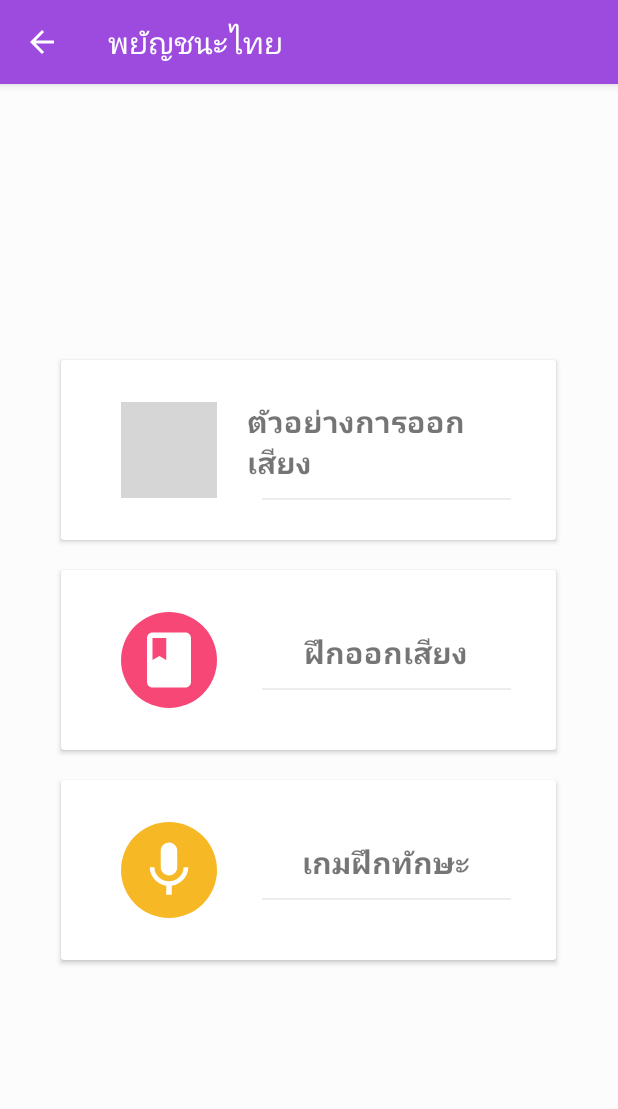
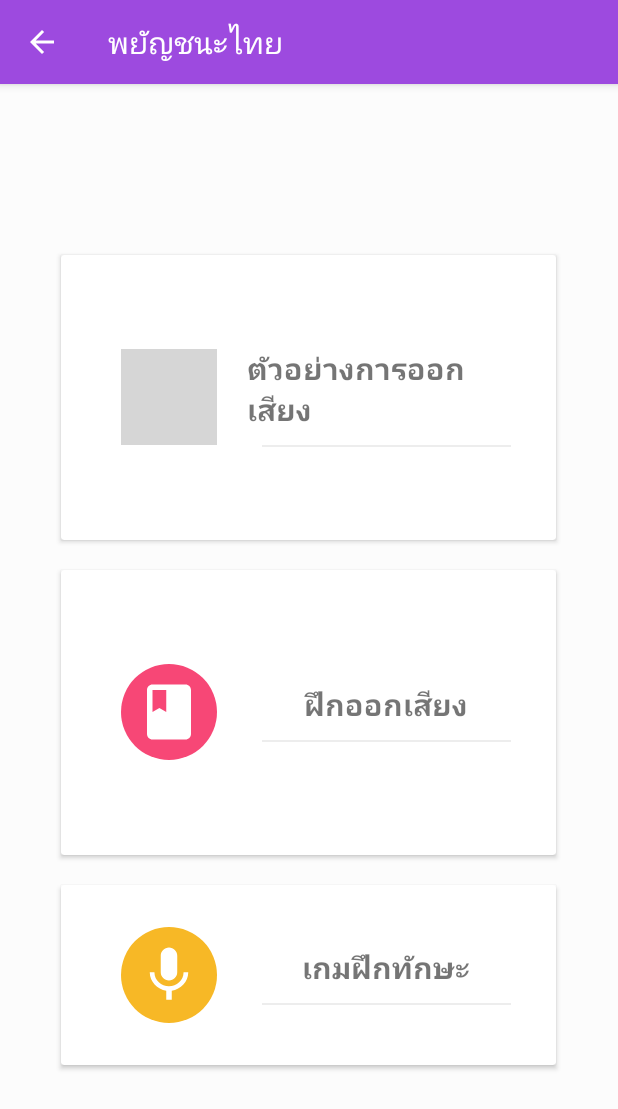
Before and after one commit to Bawornpat/FinalProject, an Android app: the ConsonantActivity screen opened directly, with no data from a screen before it, on a phone screen of 412 x 824 dp. Shown: the top 1109 px of the screen. Run offline under Robolectric (Android 15) with nearby library versions, the phone set to English and light mode, and no system bars; grey boxes are pictures that could not be loaded.

Commit message:
1/21/2018 2:40PM

```diff
--- a/app/src/main/java/com/ssru/afinal/ldlearning/Tab1.java
+++ b/app/src/main/java/com/ssru/afinal/ldlearning/Tab1.java
@@ -75,7 +75,7 @@ public class Tab1 extends Fragment {
         vowel.setOnClickListener(new View.OnClickListener() {
                 @Override
                 public void onClick(View view) {
-                    Intent n = new Intent(getActivity(),PracticeActivity.class);
+                    Intent n = new Intent(getActivity(),VowelActivity.class);
                     startActivity(n);
                 }
             });
--- a/app/src/main/res/layout/activity_consonant.xml
+++ b/app/src/main/res/layout/activity_consonant.xml
@@ -21,7 +21,7 @@
             <android.support.v7.widget.CardView
                 android:id="@+id/Con_one"
                 android:layout_width="330dp"
-                android:layout_height="120dp"
+                android:layout_height="190dp"
                 android:layout_margin="10dp"
                 android:clickable="true"
                 android:foreground="?android:attr/selectableItemBackground">
@@ -83,7 +83,7 @@
             <android.support.v7.widget.CardView
                 android:id="@+id/Con_two"
                 android:layout_width="330dp"
-                android:layout_height="120dp"
+                android:layout_height="190dp"
                 android:layout_margin="10dp"
                 android:clickable="true"
                 android:foreground="?android:attr/selectableItemBackground">
```
Also changed, not shown: app/src/main/AndroidManifest.xml (+10 -1 lines), app/src/main/java/com/ssru/afinal/ldlearning/ToneActivity.java (added, +13 -0 lines), app/src/main/res/layout/activity_tone.xml (added, +9 -0 lines).
